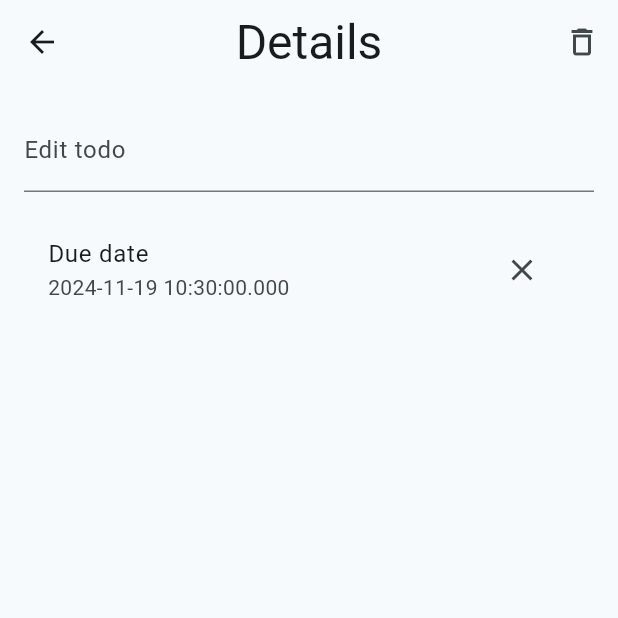
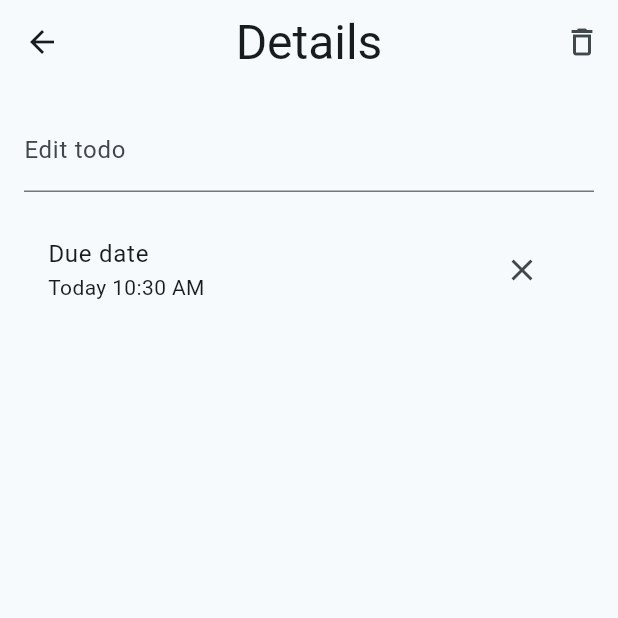
Before and after one commit to TheMedo/todo_fall_2024_0, a Flutter app: the DetailsScreen screen opened directly with empty values, on a phone screen of 412 x 824 dp, the top half of it. Run offline on Flutter 3.47's test engine with Material 3 defaults, Android fonts, the phone set to English and light mode, and no system bars; our stand-ins replace cloud_firestore, firebase_auth, firebase_core, flutter_local_notifications, google_sign_in, sign_in_button and 1 more; missing offline and left inert: app_settings; accounts and stored records are empty.

Commit message:
Format due date

```diff
--- /dev/null
+++ b/lib/data/util/format.dart
@@ -0,0 +1,30 @@
+import 'package:intl/intl.dart';
+
+String formatDateTime(DateTime? dateTime) {
+  if (dateTime == null) return '';
+  final now = DateTime.now();
+  final today = DateTime(now.year, now.month, now.day);
+  final tomorrow = today.add(Duration(days: 1));
+  final yesterday = today.subtract(Duration(days: 1));
+  final weekStart = today.subtract(Duration(days: today.weekday - 1));
+  final weekEnd = weekStart.add(Duration(days: 6));
+
+  final timeFormat = DateFormat('h:mm a');
+  final dateFormat = DateFormat('MMM d, yyyy');
+  final dayMonthTimeFormat = DateFormat('EEE h:mm a');
+  final monthDayTimeFormat = DateFormat('MMM d, h:mm a');
+
+  if (dateTime.isAfter(today) && dateTime.isBefore(tomorrow)) {
+    return 'Today ${timeFormat.format(dateTime)}';
+  } else if (dateTime.isAfter(yesterday) && dateTime.isBefore(today)) {
+    return 'Yesterday ${timeFormat.format(dateTime)}';
+  } else if (dateTime.isAfter(today) && dateTime.isBefore(tomorrow.add(Duration(days: 1)))) {
+    return 'Tomorrow ${timeFormat.format(dateTime)}';
+  } else if (dateTime.isAfter(tomorrow) && dateTime.isBefore(weekEnd)) {
+    return dayMonthTimeFormat.format(dateTime);
+  } else if (dateTime.isBefore(weekStart)) {
+    return '${dateFormat.format(dateTime)} ${timeFormat.format(dateTime)}';
+  } else {
+    return monthDayTimeFormat.format(dateTime);
+  }
+}
--- a/lib/screen/details/details_screen.dart
+++ b/lib/screen/details/details_screen.dart
@@ -6,6 +6,7 @@ import 'package:flutter/material.dart';
 import 'package:flutter_local_notifications/flutter_local_notifications.dart';
 import 'package:timezone/timezone.dart' as tz;
 import 'package:todo_fall_2024_0/data/model/todo.dart';
+import 'package:todo_fall_2024_0/data/util/format.dart';
 import 'package:todo_fall_2024_0/screen/home/home_screen.dart';
 
 final flutterLocalNotificationsPlugin = FlutterLocalNotificationsPlugin();
@@ -84,7 +85,15 @@ class _DetailsScreenState extends State<DetailsScreen> {
               SizedBox(height: 16),
               ListTile(
                 title: Text('Due date'),
-                subtitle: dueDate == null ? null : Text(dueDate?.toString() ?? ''),
+                subtitle: dueDate == null
+                    ? null
+                    : Text(
+                        formatDateTime(dueDate),
+                        style: Theme.of(context)
+                            .textTheme
+                            .bodyMedium
+                            ?.copyWith(color: DateTime.now().isAfter(dueDate!) ? Colors.redAccent : null),
+                      ),
                 trailing: dueDate == null
                     ? IconButton(
                         onPressed: () async {
--- a/lib/screen/home/widgets/todos_list.dart
+++ b/lib/screen/home/widgets/todos_list.dart
@@ -1,4 +1,5 @@
 import 'package:flutter/material.dart';
+import 'package:todo_fall_2024_0/data/util/format.dart';
 import 'package:todo_fall_2024_0/screen/details/details_screen.dart';
 
 import '../../../data/model/todo.dart';
@@ -34,7 +35,15 @@ class TodosList extends StatelessWidget {
               decoration: isCompleted ? TextDecoration.lineThrough : null,
             ),
           ),
-          subtitle: todo.dueDate == null ? null : Text(todo.dueDate.toString()),
+          subtitle: todo.dueDate == null
+              ? null
+              : Text(
+                  formatDateTime(todo.dueDate),
+                  style: Theme.of(context)
+                      .textTheme
+                      .bodyMedium
+                      ?.copyWith(color: DateTime.now().isAfter(todo.dueDate!) ? Colors.redAccent : null),
+                ),
           trailing: IconButton(
             icon: Icon(Icons.chevron_right),
             onPressed: () {
--- a/pubspec.yaml
+++ b/pubspec.yaml
@@ -18,6 +18,7 @@ dependencies:
   flutter_local_notifications: ^18.0.1
   app_settings: ^5.1.1
   timezone: ^0.10.0
+  intl: ^0.19.0
 
 
 dev_dependencies:
```
Also changed, not shown: pubspec.lock.
